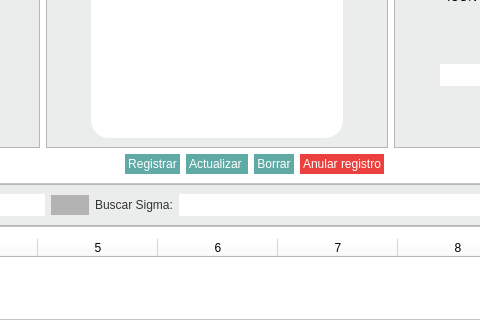
Old version of the form registro_penalidades.ui in the repository altitude-solutions/Operador_Radio; both pictures show x 495 to 975 and y 343 to 663 of the 1498 by 663 pixel window.
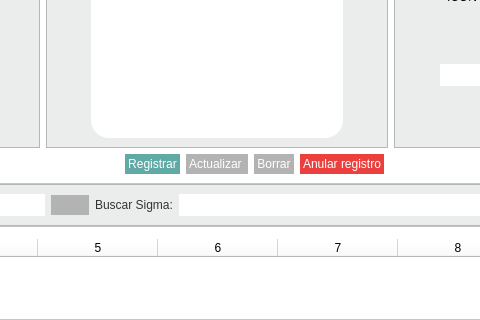
New version of the form.

What changed in the file:
```diff
--- a/registro_penalidades.ui
+++ b/registro_penalidades.ui
@@ -1937,7 +1937,7 @@
             <item>
              <widget class="QPushButton" name="button_update">
               <property name="styleSheet">
-               <string notr="true">background-color:rgba(29,134,128,70%);
+               <string notr="true">background-color:#B3B3B3;
 border-style: outset;
 border-radius: 12px;
 font: 12pt &quot;MS Shell Dlg 2&quot;;
@@ -1954,7 +1954,7 @@
             <item>
              <widget class="QPushButton" name="clean">
               <property name="styleSheet">
-               <string notr="true">background-color:rgba(29,134,128,70%);
+               <string notr="true">background-color:#B3B3B3;
 border-style: outset;
 border-radius: 12px;
 font: 12pt &quot;MS Shell Dlg 2&quot;;
```
